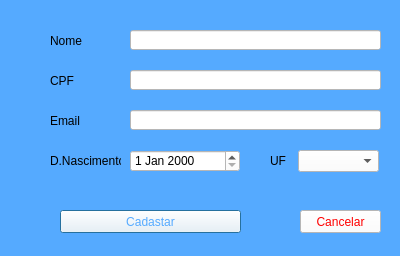
First picture: the form in cad_cliente.ui, repository djeisson/SGV, before the edit.
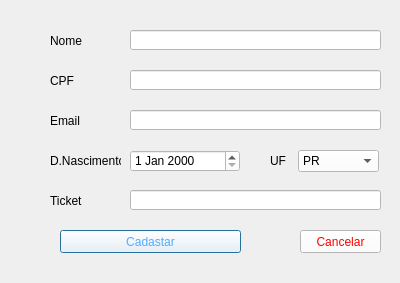
Second picture: the form after the edit.

Commit message: adição de tela de cad cliente e a tela pra visualização de cliente

What changed in the file:
```diff
--- a/cad_cliente.ui
+++ b/cad_cliente.ui
@@ -7,20 +7,20 @@
     <x>0</x>
     <y>0</y>
     <width>400</width>
-    <height>256</height>
+    <height>283</height>
    </rect>
   </property>
   <property name="windowTitle">
    <string>Cadastro de clientes</string>
   </property>
   <property name="styleSheet">
-   <string notr="true">background-color: rgb(85, 170, 255);</string>
+   <string notr="true"/>
   </property>
   <widget class="QPushButton" name="pushButton">
    <property name="geometry">
     <rect>
      <x>60</x>
-     <y>210</y>
+     <y>230</y>
      <width>181</width>
      <height>23</height>
     </rect>
@@ -37,7 +37,7 @@
    <property name="geometry">
     <rect>
      <x>300</x>
-     <y>210</y>
+     <y>230</y>
      <width>81</width>
      <height>23</height>
     </rect>
@@ -174,6 +174,57 @@
      <y>150</y>
      <width>81</width>
      <height>22</height>
+    </rect>
+   </property>
+   <property name="styleSheet">
+    <string notr="true">background-color: rgb(255, 255, 255);</string>
+   </property>
+   <item>
+    <property name="text">
+     <string>PR</string>
+    </property>
+   </item>
+   <item>
+    <property name="text">
+     <string>RS</string>
+    </property>
+   </item>
+   <item>
+    <property name="text">
+     <string>SP</string>
+    </property>
+   </item>
+   <item>
+    <property name="text">
+     <string>RJ</string>
+    </property>
+   </item>
+   <item>
+    <property name="text">
+     <string>SC</string>
+    </property>
+   </item>
+  </widget>
+  <widget class="QLabel" name="label_6">
+   <property name="geometry">
+    <rect>
+     <x>50</x>
+     <y>190</y>
+     <width>61</width>
+     <height>21</height>
+    </rect>
+   </property>
+   <property name="text">
+    <string>Ticket</string>
+   </property>
+  </widget>
+  <widget class="QLineEdit" name="lineEdit_4">
+   <property name="geometry">
+    <rect>
+     <x>130</x>
+     <y>190</y>
+     <width>251</width>
+     <height>20</height>
     </rect>
    </property>
    <property name="styleSheet">
```
The commit also changes 5 other files.
